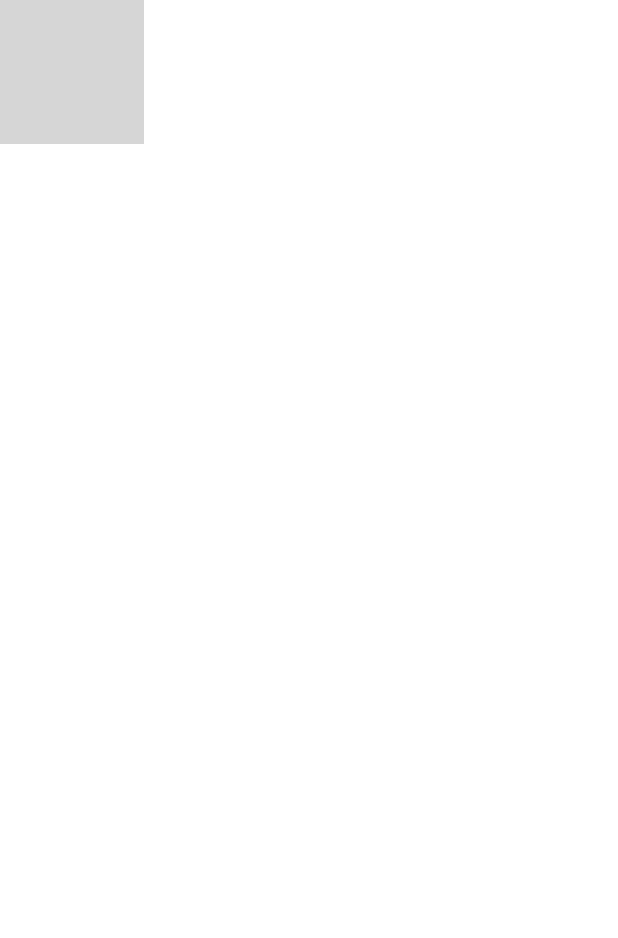
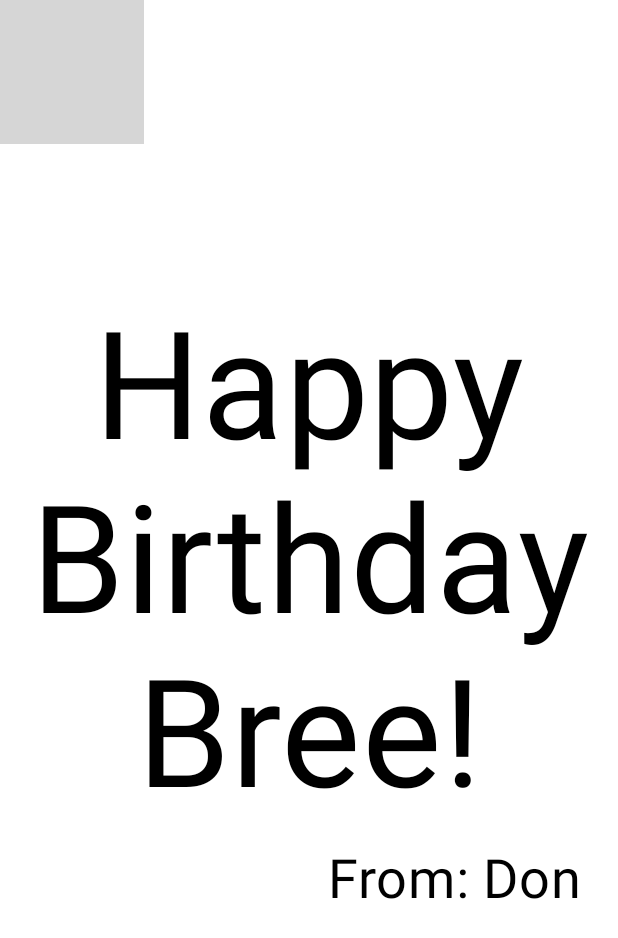
Before and after one commit to DonMykl/ComposeBirthday, an Android app built with Jetpack Compose: the @Preview function WagwanPreview, on a phone screen of 412 x 824 dp. Shown: the top 938 px of the screen. Run offline under Robolectric (Android 15) with nearby library versions, the phone set to English and light mode, and no system bars; grey boxes are pictures that could not be loaded.

Commit message:
Made the text show on top of the image composable

```diff
--- a/app/src/main/java/com/example/composebirthday/MainActivity.kt
+++ b/app/src/main/java/com/example/composebirthday/MainActivity.kt
@@ -6,6 +6,7 @@ import androidx.activity.compose.setContent
 import androidx.activity.enableEdgeToEdge
 import androidx.compose.foundation.Image
 import androidx.compose.foundation.layout.Arrangement
+import androidx.compose.foundation.layout.Box
 import androidx.compose.foundation.layout.Column
 import androidx.compose.foundation.layout.fillMaxSize
 import androidx.compose.foundation.layout.padding
@@ -31,7 +32,7 @@ class MainActivity : ComponentActivity() {
                 Surface(modifier = Modifier.fillMaxSize(),
                     color = MaterialTheme.colorScheme.background
                 ) {
-                    WagwanText(message = "Happy Birthday Daisy!", from = "From: Don",
+                    WagwanImage(message = "Happy Birthday!", from = "From: Don",
                         modifier = Modifier.padding(8.dp)
                     )
                 }
@@ -65,13 +66,25 @@ fun WagwanText(modifier: Modifier = Modifier, message: String, from: String) {
 @Composable
 fun WagwanImage(modifier: Modifier = Modifier, message: String, from: String) {
     val image = painterResource(R.drawable.androidparty)
-    Image(painter = image, contentDescription = null)
+    Box(modifier) {
+        Image(
+            painter = image,
+            contentDescription = null)
+        WagwanText(
+            message = message,
+            from = from,
+        modifier = Modifier
+            .fillMaxSize()
+            .padding(8.dp)
+        )
+    }
+
 }
 
 @Preview(showBackground = true)
 @Composable
 fun WagwanPreview() {
     ComposeBirthdayTheme {
-        WagwanImage(message = "Happy Birthday Daisy!", from = "From: Don")
+        WagwanImage(message = "Happy Birthday Bree!", from = "From: Don")
         }
 }
```
